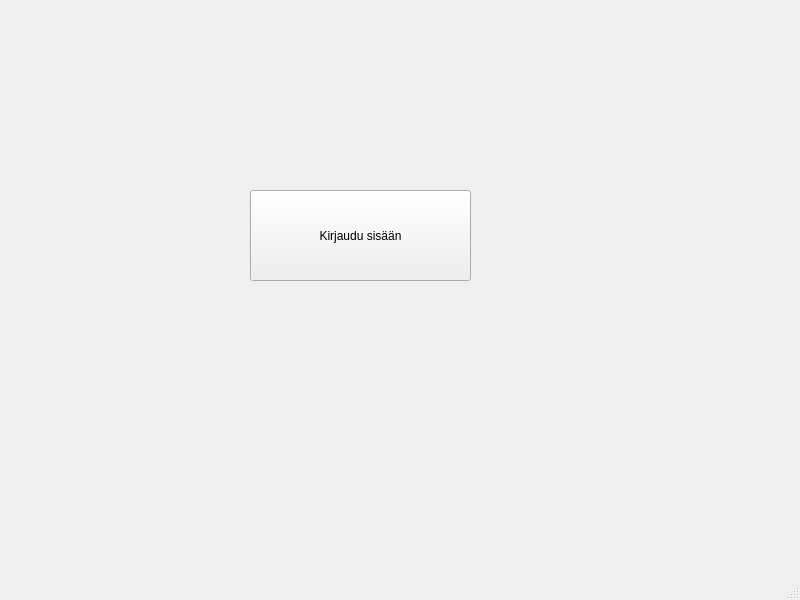
Old version of the form bankautomat/mainwindow.ui in the repository banksimul2022/group10.
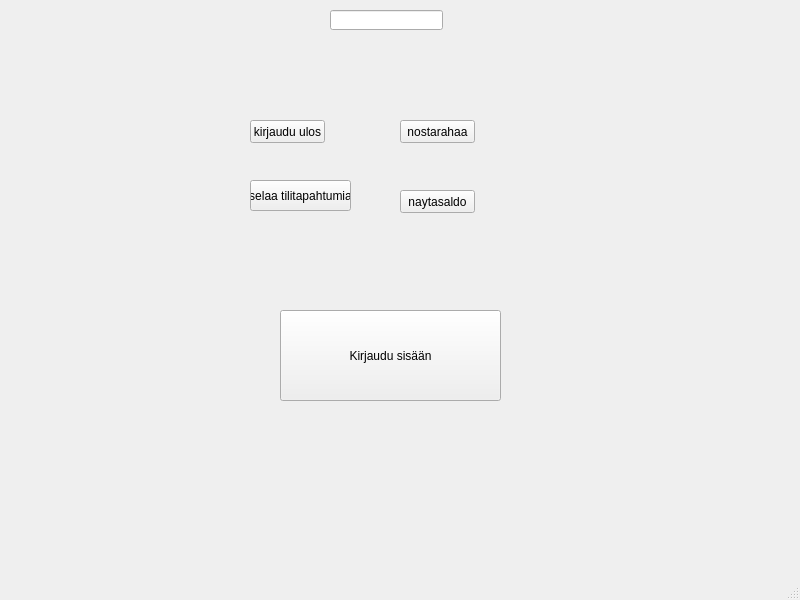
New version of the form.

Patch:
```diff
--- a/bankautomat/mainwindow.ui
+++ b/bankautomat/mainwindow.ui
@@ -17,8 +17,8 @@
    <widget class="QPushButton" name="kirjaudusisaan">
     <property name="geometry">
      <rect>
-      <x>250</x>
-      <y>190</y>
+      <x>280</x>
+      <y>310</y>
       <width>221</width>
       <height>91</height>
      </rect>
@@ -27,6 +27,68 @@
      <string>Kirjaudu sisään</string>
     </property>
    </widget>
+   <widget class="QPushButton" name="pushButton">
+    <property name="geometry">
+     <rect>
+      <x>250</x>
+      <y>120</y>
+      <width>75</width>
+      <height>23</height>
+     </rect>
+    </property>
+    <property name="text">
+     <string>kirjaudu ulos</string>
+    </property>
+   </widget>
+   <widget class="QPushButton" name="pushButton_2">
+    <property name="geometry">
+     <rect>
+      <x>400</x>
+      <y>120</y>
+      <width>75</width>
+      <height>23</height>
+     </rect>
+    </property>
+    <property name="text">
+     <string>nostarahaa</string>
+    </property>
+   </widget>
+   <widget class="QPushButton" name="pushButton_3">
+    <property name="geometry">
+     <rect>
+      <x>250</x>
+      <y>180</y>
+      <width>101</width>
+      <height>31</height>
+     </rect>
+    </property>
+    <property name="text">
+     <string>selaa tilitapahtumia</string>
+    </property>
+   </widget>
+   <widget class="QPushButton" name="lenaytasaldo">
+    <property name="geometry">
+     <rect>
+      <x>400</x>
+      <y>190</y>
+      <width>75</width>
+      <height>23</height>
+     </rect>
+    </property>
+    <property name="text">
+     <string>naytasaldo</string>
+    </property>
+   </widget>
+   <widget class="QLineEdit" name="lineEdit">
+    <property name="geometry">
+     <rect>
+      <x>330</x>
+      <y>10</y>
+      <width>113</width>
+      <height>20</height>
+     </rect>
+    </property>
+   </widget>
   </widget>
   <widget class="QMenuBar" name="menubar">
    <property name="geometry">
```
